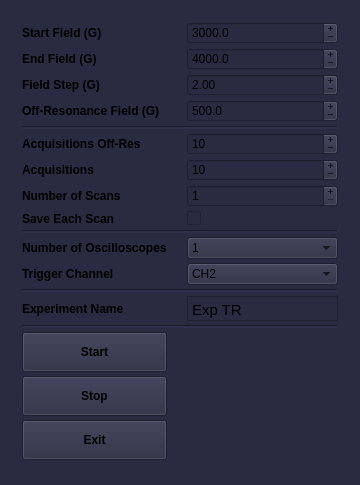
Qt form atomize/control_center/gui/tr_main_window.ui (Anatoly1010/Atomize_ITC) before a commit.
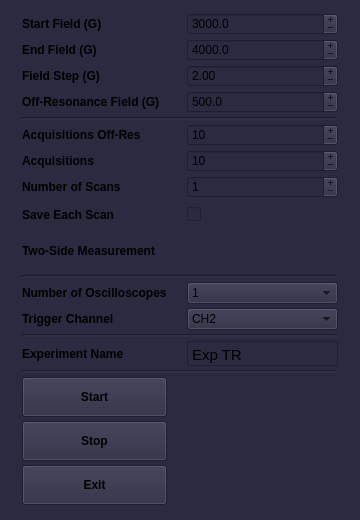
The same form after that commit.

```diff
--- a/atomize/control_center/gui/tr_main_window.ui
+++ b/atomize/control_center/gui/tr_main_window.ui
@@ -7,7 +7,7 @@
     <x>0</x>
     <y>0</y>
     <width>360</width>
-    <height>485</height>
+    <height>520</height>
    </rect>
   </property>
   <property name="sizePolicy">
@@ -19,13 +19,13 @@
   <property name="minimumSize">
    <size>
     <width>360</width>
-    <height>485</height>
+    <height>520</height>
    </size>
   </property>
   <property name="maximumSize">
    <size>
     <width>360</width>
-    <height>485</height>
+    <height>520</height>
    </size>
   </property>
   <property name="font">
@@ -50,18 +50,18 @@
    <property name="minimumSize">
     <size>
      <width>360</width>
-     <height>485</height>
+     <height>520</height>
     </size>
    </property>
    <property name="maximumSize">
     <size>
      <width>360</width>
-     <height>485</height>
+     <height>520</height>
     </size>
    </property>
    <layout class="QGridLayout" name="gridLayout_2">
     <item row="0" column="0">
-     <layout class="QGridLayout" name="gridLayout">
+     <layout class="QGridLayout" name="gridLayout" rowminimumheight="0,0,0,0,0,0,0,0,0,0,25,25,0,0,0,0,0,0,0,0,0,0,0,0,0">
       <property name="sizeConstraint">
        <enum>QLayout::SetNoConstraint</enum>
       </property>
@@ -83,7 +83,7 @@
       <property name="verticalSpacing">
        <number>4</number>
       </property>
-      <item row="13" column="0">
+      <item row="14" column="0">
        <widget class="QLabel" name="label_10">
         <property name="font">
          <font>
@@ -96,8 +96,8 @@
         </property>
        </widget>
       </item>
-      <item row="7" column="0">
-       <widget class="QLabel" name="label_8">
+      <item row="3" column="0">
+       <widget class="QLabel" name="label_3">
         <property name="font">
          <font>
           <weight>75</weight>
@@ -108,12 +108,36 @@
          <enum>Qt::NoContextMenu</enum>
         </property>
         <property name="text">
-         <string>Acquisitions Off-Res</string>
+         <string>Field Step (G)</string>
         </property>
        </widget>
       </item>
-      <item row="3" column="1">
-       <widget class="QDoubleSpinBox" name="box_step_field">
+      <item row="6" column="0" colspan="2">
+       <widget class="Line" name="line">
+        <property name="lineWidth">
+         <number>2</number>
+        </property>
+        <property name="orientation">
+         <enum>Qt::Horizontal</enum>
+        </property>
+       </widget>
+      </item>
+      <item row="14" column="1">
+       <widget class="QComboBox" name="combo_trig_ch">
+        <item>
+         <property name="text">
+          <string>CH2</string>
+         </property>
+        </item>
+        <item>
+         <property name="text">
+          <string>Ext</string>
+         </property>
+        </item>
+       </widget>
+      </item>
+      <item row="9" column="1">
+       <widget class="QSpinBox" name="box_scan">
         <property name="contextMenuPolicy">
          <enum>Qt::NoContextMenu</enum>
         </property>
@@ -123,20 +147,43 @@
         <property name="keyboardTracking">
          <bool>false</bool>
         </property>
-        <property name="decimals">
-         <number>2</number>
-        </property>
         <property name="minimum">
-         <double>0.010000000000000</double>
+         <number>1</number>
         </property>
         <property name="maximum">
-         <double>50.000000000000000</double>
-        </property>
-        <property name="singleStep">
-         <double>0.100000000000000</double>
+         <number>100</number>
         </property>
         <property name="value">
-         <double>2.000000000000000</double>
+         <number>1</number>
+        </property>
+       </widget>
+      </item>
+      <item row="10" column="0">
+       <widget class="QLabel" name="label_11">
+        <property name="font">
+         <font>
+          <weight>75</weight>
+          <bold>true</bold>
+         </font>
+        </property>
+        <property name="text">
+         <string>Save Each Scan</string>
+        </property>
+       </widget>
+      </item>
+      <item row="20" column="0">
+       <widget class="QLabel" name="label_5">
+        <property name="font">
+         <font>
+          <weight>75</weight>
+          <bold>true</bold>
+         </font>
+        </property>
+        <property name="contextMenuPolicy">
+         <enum>Qt::NoContextMenu</enum>
+        </property>
+        <property name="text">
+         <string>Experiment Name</string>
         </property>
        </widget>
       </item>
@@ -156,42 +203,7 @@
         </property>
        </widget>
       </item>
-      <item row="9" column="0">
-       <widget class="QLabel" name="label_7">
-        <property name="font">
-         <font>
-          <weight>75</weight>
-          <bold>true</bold>
-         </font>
-        </property>
-        <property name="contextMenuPolicy">
-         <enum>Qt::NoContextMenu</enum>
-        </property>
-        <property name="text">
-         <string>Number of Scans</string>
-        </property>
-       </widget>
-      </item>
-      <item row="7" column="1">
-       <widget class="QSpinBox" name="box_ave_offres">
-        <property name="contextMenuPolicy">
-         <enum>Qt::NoContextMenu</enum>
-        </property>
-        <property name="buttonSymbols">
-         <enum>QAbstractSpinBox::PlusMinus</enum>
-        </property>
-        <property name="minimum">
-         <number>2</number>
-        </property>
-        <property name="maximum">
-         <number>2000</number>
-        </property>
-        <property name="value">
-         <number>10</number>
-        </property>
-       </widget>
-      </item>
-      <item row="23" column="0">
+      <item row="24" column="0">
        <widget class="QPushButton" name="button_off">
         <property name="minimumSize">
          <size>
@@ -213,6 +225,119 @@
         </property>
        </widget>
       </item>
+      <item row="10" column="1">
+       <widget class="QCheckBox" name="check_scan">
+        <property name="text">
+         <string/>
+        </property>
+       </widget>
+      </item>
+      <item row="12" column="0" colspan="2">
+       <widget class="Line" name="line_2">
+        <property name="lineWidth">
+         <number>2</number>
+        </property>
+        <property name="orientation">
+         <enum>Qt::Horizontal</enum>
+        </property>
+       </widget>
+      </item>
+      <item row="13" column="1">
+       <widget class="QComboBox" name="combo_num_osc">
+        <property name="contextMenuPolicy">
+         <enum>Qt::NoContextMenu</enum>
+        </property>
+        <item>
+         <property name="text">
+          <string>1</string>
+         </property>
+        </item>
+        <item>
+         <property name="text">
+          <string>2</string>
+         </property>
+        </item>
+        <item>
+         <property name="text">
+          <string>2 + THz Pulse</string>
+         </property>
+        </item>
+       </widget>
+      </item>
+      <item row="7" column="0">
+       <widget class="QLabel" name="label_8">
+        <property name="font">
+         <font>
+          <weight>75</weight>
+          <bold>true</bold>
+         </font>
+        </property>
+        <property name="contextMenuPolicy">
+         <enum>Qt::NoContextMenu</enum>
+        </property>
+        <property name="text">
+         <string>Acquisitions Off-Res</string>
+        </property>
+       </widget>
+      </item>
+      <item row="22" column="0">
+       <widget class="QPushButton" name="button_start">
+        <property name="minimumSize">
+         <size>
+          <width>0</width>
+          <height>40</height>
+         </size>
+        </property>
+        <property name="font">
+         <font>
+          <weight>75</weight>
+          <bold>true</bold>
+         </font>
+        </property>
+        <property name="contextMenuPolicy">
+         <enum>Qt::NoContextMenu</enum>
+        </property>
+        <property name="text">
+         <string>Start</string>
+        </property>
+       </widget>
+      </item>
+      <item row="0" column="0">
+       <widget class="QLabel" name="label">
+        <property name="font">
+         <font>
+          <weight>75</weight>
+          <bold>true</bold>
+          <kerning>true</kerning>
+         </font>
+        </property>
+        <property name="contextMenuPolicy">
+         <enum>Qt::NoContextMenu</enum>
+        </property>
+        <property name="text">
+         <string>Start Field (G)</string>
+        </property>
+       </widget>
+      </item>
+      <item row="8" column="1">
+       <widget class="QSpinBox" name="box_ave">
+        <property name="contextMenuPolicy">
+         <enum>Qt::NoContextMenu</enum>
+        </property>
+        <property name="buttonSymbols">
+         <enum>QAbstractSpinBox::PlusMinus</enum>
+        </property>
+        <property name="minimum">
+         <number>2</number>
+        </property>
+        <property name="maximum">
+         <number>2000</number>
+        </property>
+        <property name="value">
+         <number>10</number>
+        </property>
+       </widget>
+      </item>
       <item row="5" column="1">
        <widget class="QDoubleSpinBox" name="box_off_res_field">
         <property name="contextMenuPolicy">
@@ -241,8 +366,8 @@
         </property>
        </widget>
       </item>
-      <item row="19" column="0">
-       <widget class="QLabel" name="label_5">
+      <item row="5" column="0">
+       <widget class="QLabel" name="label_4">
         <property name="font">
          <font>
           <weight>75</weight>
@@ -253,22 +378,88 @@
          <enum>Qt::NoContextMenu</enum>
         </property>
         <property name="text">
-         <string>Experiment Name</string>
+         <string>Off-Resonance Field (G)</string>
         </property>
        </widget>
       </item>
-      <item row="6" column="0" colspan="2">
-       <widget class="Line" name="line">
-        <property name="lineWidth">
+      <item row="23" column="0">
+       <widget class="QPushButton" name="button_stop">
+        <property name="minimumSize">
+         <size>
+          <width>0</width>
+          <height>40</height>
+         </size>
+        </property>
+        <property name="font">
+         <font>
+          <weight>75</weight>
+          <bold>true</bold>
+         </font>
+        </property>
+        <property name="contextMenuPolicy">
+         <enum>Qt::NoContextMenu</enum>
+        </property>
+        <property name="layoutDirection">
+         <enum>Qt::LeftToRight</enum>
+        </property>
+        <property name="text">
+         <string>Stop</string>
+        </property>
+       </widget>
+      </item>
+      <item row="8" column="0">
+       <widget class="QLabel" name="label_6">
+        <property name="font">
+         <font>
+          <weight>75</weight>
+          <bold>true</bold>
+         </font>
+        </property>
+        <property name="contextMenuPolicy">
+         <enum>Qt::NoContextMenu</enum>
+        </property>
+        <property name="text">
+         <string>Acquisitions</string>
+        </property>
+       </widget>
+      </item>
+      <item row="13" column="0">
+       <widget class="QLabel" name="label_9">
+        <property name="font">
+         <font>
+          <weight>75</weight>
+          <bold>true</bold>
+         </font>
+        </property>
+        <property name="contextMenuPolicy">
+         <enum>Qt::NoContextMenu</enum>
+        </property>
+        <property name="text">
+         <string>Number of Oscilloscopes</string>
+        </property>
+       </widget>
+      </item>
+      <item row="7" column="1">
+       <widget class="QSpinBox" name="box_ave_offres">
+        <property name="contextMenuPolicy">
+         <enum>Qt::NoContextMenu</enum>
+        </property>
+        <property name="buttonSymbols">
+         <enum>QAbstractSpinBox::PlusMinus</enum>
+        </property>
+        <property name="minimum">
          <number>2</number>
         </property>
-        <property name="orientation">
-         <enum>Qt::Horizontal</enum>
+        <property name="maximum">
+         <number>2000</number>
+        </property>
+        <property name="value">
+         <number>10</number>
         </property>
        </widget>
       </item>
-      <item row="18" column="0" colspan="2">
-       <widget class="Line" name="line_4">
+      <item row="21" column="0" colspan="2">
+       <widget class="Line" name="line_5">
         <property name="lineWidth">
          <number>2</number>
         </property>
@@ -308,6 +499,16 @@
         </property>
        </widget>
       </item>
+      <item row="19" column="0" colspan="2">
+       <widget class="Line" name="line_4">
+        <property name="lineWidth">
+         <number>2</number>
+        </property>
+        <property name="orientation">
+         <enum>Qt::Horizontal</enum>
+        </property>
+       </widget>
+      </item>
       <item row="1" column="1">
        <widget class="QDoubleSpinBox" name="box_end_field">
         <property name="contextMenuPolicy">
@@ -333,110 +534,7 @@
         </property>
        </widget>
       </item>
-      <item row="3" column="0">
-       <widget class="QLabel" name="label_3">
-        <property name="font">
-         <font>
-          <weight>75</weight>
-          <bold>true</bold>
-         </font>
-        </property>
-        <property name="contextMenuPolicy">
-         <enum>Qt::NoContextMenu</enum>
-        </property>
-        <property name="text">
-         <string>Field Step (G)</string>
-        </property>
-       </widget>
-      </item>
-      <item row="5" column="0">
-       <widget class="QLabel" name="label_4">
-        <property name="font">
-         <font>
-          <weight>75</weight>
-          <bold>true</bold>
-         </font>
-        </property>
-        <property name="contextMenuPolicy">
-         <enum>Qt::NoContextMenu</enum>
-        </property>
-        <property name="text">
-         <string>Off-Resonance Field (G)</string>
-        </property>
-       </widget>
-      </item>
-      <item row="8" column="0">
-       <widget class="QLabel" name="label_6">
-        <property name="font">
-         <font>
-          <weight>75</weight>
-          <bold>true</bold>
-         </font>
-        </property>
-        <property name="contextMenuPolicy">
-         <enum>Qt::NoContextMenu</enum>
-        </property>
-        <property name="text">
-         <string>Acquisitions</string>
-        </property>
-       </widget>
-      </item>
-      <item row="8" column="1">
-       <widget class="QSpinBox" name="box_ave">
-        <property name="contextMenuPolicy">
-         <enum>Qt::NoContextMenu</enum>
-        </property>
-        <property name="buttonSymbols">
-         <enum>QAbstractSpinBox::PlusMinus</enum>
-        </property>
-        <property name="minimum">
-         <number>2</number>
-        </property>
-        <property name="maximum">
-         <number>2000</number>
-        </property>
-        <property name="value">
-         <number>10</number>
-        </property>
-       </widget>
-      </item>
-      <item row="11" column="0" colspan="2">
-       <widget class="Line" name="line_2">
-        <property name="lineWidth">
-         <number>2</number>
-        </property>
-        <property name="orientation">
-         <enum>Qt::Horizontal</enum>
-        </property>
-       </widget>
-      </item>
-      <item row="12" column="0">
-       <widget class="QLabel" name="label_9">
-        <property name="font">
-         <font>
-          <weight>75</weight>
-          <bold>true</bold>
-         </font>
-        </property>
-        <property name="contextMenuPolicy">
-         <enum>Qt::NoContextMenu</enum>
-        </property>
-        <property name="text">
-         <string>Number of Oscilloscopes</string>
-        </property>
-       </widget>
-      </item>
-      <item row="20" column="0" colspan="2">
-       <widget class="Line" name="line_5">
-        <property name="lineWidth">
-         <number>2</number>
-        </property>
-        <property name="orientation">
-         <enum>Qt::Horizontal</enum>
-        </property>
-       </widget>
-      </item>
-      <item row="19" column="1">
+      <item row="20" column="1">
        <widget class="QTextEdit" name="text_edit_exp_name">
         <property name="sizePolicy">
          <sizepolicy hsizetype="Expanding" vsizetype="Fixed">
@@ -486,108 +584,8 @@
         </property>
        </widget>
       </item>
-      <item row="12" column="1">
-       <widget class="QComboBox" name="combo_num_osc">
-        <property name="contextMenuPolicy">
-         <enum>Qt::NoContextMenu</enum>
-        </property>
-        <item>
-         <property name="text">
-          <string>1</string>
-         </property>
-        </item>
-        <item>
-         <property name="text">
-          <string>2</string>
-         </property>
-        </item>
-        <item>
-         <property name="text">
-          <string>2 + THz Pulse</string>
-         </property>
-        </item>
-       </widget>
-      </item>
-      <item row="21" column="0">
-       <widget class="QPushButton" name="button_start">
-        <property name="minimumSize">
-         <size>
-          <width>0</width>
-          <height>40</height>
-         </size>
-        </property>
-        <property name="font">
-         <font>
-          <weight>75</weight>
-          <bold>true</bold>
-         </font>
-        </property>
-        <property name="contextMenuPolicy">
-         <enum>Qt::NoContextMenu</enum>
-        </property>
-        <property name="text">
-         <string>Start</string>
-        </property>
-       </widget>
-      </item>
-      <item row="0" column="0">
-       <widget class="QLabel" name="label">
-        <property name="font">
-         <font>
-          <weight>75</weight>
-          <bold>true</bold>
-          <kerning>true</kerning>
-         </font>
-        </property>
-        <property name="contextMenuPolicy">
-         <enum>Qt::NoContextMenu</enum>
-        </property>
-        <property name="text">
-         <string>Start Field (G)</string>
-        </property>
-       </widget>
-      </item>
-      <item row="22" column="0">
-       <widget class="QPushButton" name="button_stop">
-        <property name="minimumSize">
-         <size>
-          <width>0</width>
-          <height>40</height>
-         </size>
-        </property>
-        <property name="font">
-         <font>
-          <weight>75</weight>
-          <bold>true</bold>
-         </font>
-        </property>
-        <property name="contextMenuPolicy">
-         <enum>Qt::NoContextMenu</enum>
-        </property>
-        <property name="layoutDirection">
-         <enum>Qt::LeftToRight</enum>
-        </property>
-        <property name="text">
-         <string>Stop</string>
-        </property>
-       </widget>
-      </item>
-      <item row="13" column="1">
-       <widget class="QComboBox" name="combo_trig_ch">
-        <item>
-         <property name="text">
-          <string>CH2</string>
-         </property>
-        </item>
-        <item>
-         <property name="text">
-          <string>Ext</string>
-         </property>
-        </item>
-       </widget>
-      </item>
-      <item row="9" column="1">
-       <widget class="QSpinBox" name="box_scan">
+      <item row="3" column="1">
+       <widget class="QDoubleSpinBox" name="box_step_field">
         <property name="contextMenuPolicy">
          <enum>Qt::NoContextMenu</enum>
         </property>
@@ -597,26 +595,41 @@
         <property name="keyboardTracking">
          <bool>false</bool>
         </property>
+        <property name="decimals">
+         <number>2</number>
+        </property>
         <property name="minimum">
-         <number>1</number>
+         <double>0.010000000000000</double>
         </property>
         <property name="maximum">
-         <number>100</number>
+         <double>50.000000000000000</double>
+        </property>
+        <property name="singleStep">
+         <double>0.100000000000000</double>
         </property>
         <property name="value">
-         <number>1</number>
+         <double>2.000000000000000</double>
         </property>
        </widget>
       </item>
-      <item row="10" column="1">
-       <widget class="QCheckBox" name="check_scan">
+      <item row="9" column="0">
+       <widget class="QLabel" name="label_7">
+        <property name="font">
+         <font>
+          <weight>75</weight>
+          <bold>true</bold>
+         </font>
+        </property>
+        <property name="contextMenuPolicy">
+         <enum>Qt::NoContextMenu</enum>
+        </property>
         <property name="text">
-         <string/>
+         <string>Number of Scans</string>
         </property>
        </widget>
       </item>
-      <item row="10" column="0">
-       <widget class="QLabel" name="label_11">
+      <item row="11" column="0">
+       <widget class="QLabel" name="label_12">
         <property name="font">
          <font>
           <weight>75</weight>
@@ -624,7 +637,7 @@
          </font>
         </property>
         <property name="text">
-         <string>Save Each Scan</string>
+         <string>Two-Side Measurement</string>
         </property>
        </widget>
       </item>
```
